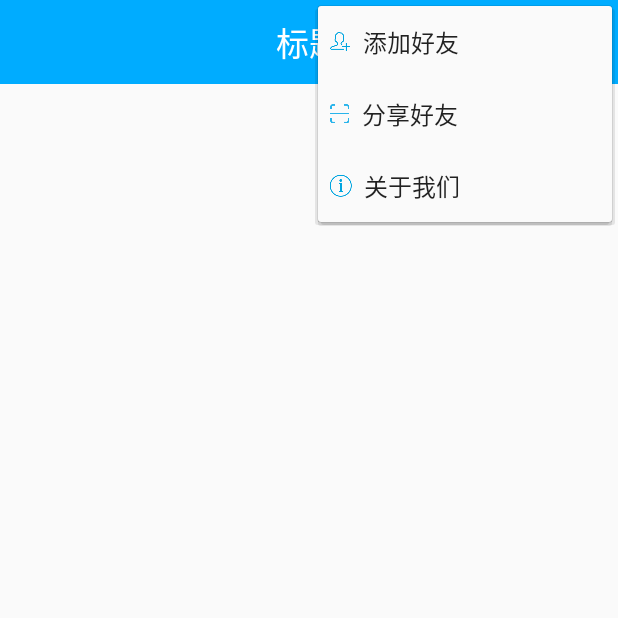
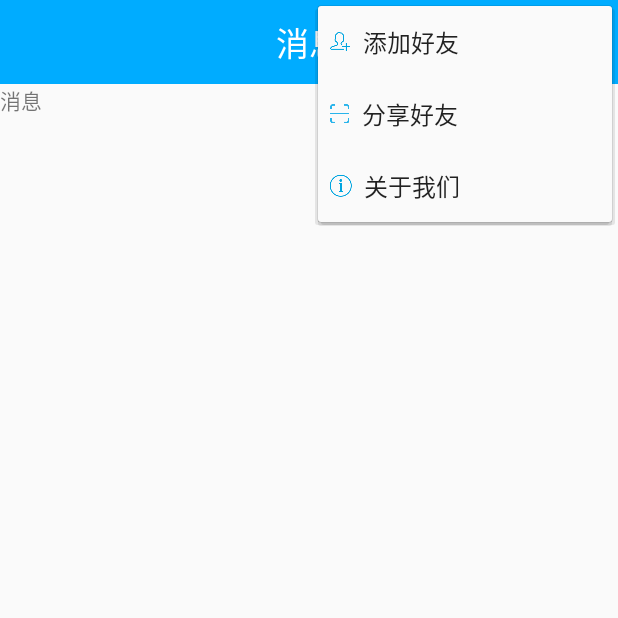
Before and after one commit to duyiqun/WeChat, an Android app: the MainActivity screen opened directly, with no data from a screen before it, with the options menu open, on a phone screen of 412 x 824 dp, the top half of it. Run offline under Robolectric (Android 15) with nearby library versions, the phone set to English and light mode, and no system bars; our stand-ins replace ButterKnife; libraries missing offline, so code that uses them is left out: me.majiajie.pagerbottomtabstrip; plain views replace PageBottomTabLayout; 2 statements that could not run were skipped.

Commit message:
完成主界面切换部分功能

```diff
--- a/app/src/main/java/com/qun/weichat/MainActivity.java
+++ b/app/src/main/java/com/qun/weichat/MainActivity.java
@@ -8,6 +8,7 @@ import android.widget.FrameLayout;
 import android.widget.TextView;
 
 import com.qun.weichat.view.activity.BaseActivity;
+import com.qun.weichat.view.fragment.ConversationFragment;
 
 import butterknife.BindView;
 import butterknife.ButterKnife;
@@ -27,7 +28,7 @@ public class MainActivity extends BaseActivity implements OnTabItemSelectedListe
     @BindView(R.id.tab)
     PageBottomTabLayout mTab;
     private NavigationController mNavigationController;
-    private static final String[] TITLES = {"消息","联系人","动态"};
+    private static final String[] TITLES = {"消息", "联系人", "动态"};
 
     @Override
     protected void onCreate(Bundle savedInstanceState) {
@@ -42,25 +43,29 @@ public class MainActivity extends BaseActivity implements OnTabItemSelectedListe
         mToolBar.setTitle("");
         setSupportActionBar(mToolBar);
         initTab();
+        mTvTitle.setText(TITLES[0]);
+        initFragment();
     }
 
     private void initTab() {
-        mNavigationController = mTab.material()
-                .addItem(R.mipmap.conversation_selected_2, TITLES[0])
-                .addItem(R.mipmap.contact_selected_2, TITLES[1])
-                .addItem(R.mipmap.plugin_selected_2, TITLES[2]).build();
+        mNavigationController = mTab.material().addItem(R.mipmap.conversation_selected_2, TITLES[0]).addItem(R.mipmap.contact_selected_2, TITLES[1]).addItem(R.mipmap.plugin_selected_2, TITLES[2]).build();
 
         mNavigationController.addTabItemSelectedListener(this);
     }
 
     @Override
     public boolean onCreateOptionsMenu(Menu menu) {
-        getMenuInflater().inflate(R.menu.main_menu,menu);
-        if (menu instanceof MenuBuilder){
+        getMenuInflater().inflate(R.menu.main_menu, menu);
+        if (menu instanceof MenuBuilder) {
             MenuBuilder menuBuilder = (MenuBuilder) menu;
             menuBuilder.setOptionalIconsVisible(true);
         }
         return true;
+    }
+
+    private void initFragment() {
+        ConversationFragment conversationFragment = new ConversationFragment();
+        getSupportFragmentManager().beginTransaction().add(R.id.fl_content, conversationFragment, "0").commit();
     }
 
     @Override
--- /dev/null
+++ b/app/src/main/java/com/qun/weichat/view/fragment/ConversationFragment.java
@@ -0,0 +1,22 @@
+package com.qun.weichat.view.fragment;
+
+
+import android.os.Bundle;
+import android.support.v4.app.Fragment;
+import android.view.LayoutInflater;
+import android.view.View;
+import android.view.ViewGroup;
+
+import com.qun.weichat.R;
+
+/**
+ * A simple {@link Fragment} subclass.
+ */
+public class ConversationFragment extends Fragment {
+
+    @Override
+    public View onCreateView(LayoutInflater inflater, ViewGroup container, Bundle savedInstanceState) {
+        // Inflate the layout for this fragment
+        return inflater.inflate(R.layout.fragment_conversation, container, false);
+    }
+}
--- /dev/null
+++ b/app/src/main/res/layout/fragment_conversation.xml
@@ -0,0 +1,13 @@
+<FrameLayout xmlns:android="http://schemas.android.com/apk/res/android"
+             xmlns:tools="http://schemas.android.com/tools"
+             android:layout_width="match_parent"
+             android:layout_height="match_parent"
+             tools:context="com.qun.weichat.view.fragment.ConversationFragment">
+
+    <!-- TODO: Update blank fragment layout -->
+    <TextView
+        android:layout_width="match_parent"
+        android:layout_height="match_parent"
+        android:text="消息"/>
+
+</FrameLayout>
--- a/app/src/main/res/values/strings.xml
+++ b/app/src/main/res/values/strings.xml
@@ -1,3 +1,6 @@
 <resources>
     <string name="app_name">WeiChat</string>
+
+    <!-- TODO: Remove or change this placeholder text -->
+    <string name="hello_blank_fragment">Hello blank fragment</string>
 </resources>
```
Also changed, not shown: app/build.gradle (+6 -5 lines), app/src/main/java/com/qun/weichat/view/fragment/ContactFragment.java (added, +22 -0 lines), app/src/main/java/com/qun/weichat/view/fragment/PluginFragment.java (added, +22 -0 lines), app/src/main/res/layout/fragment_contact.xml (added, +13 -0 lines), app/src/main/res/layout/fragment_plugin.xml (added, +13 -0 lines).
